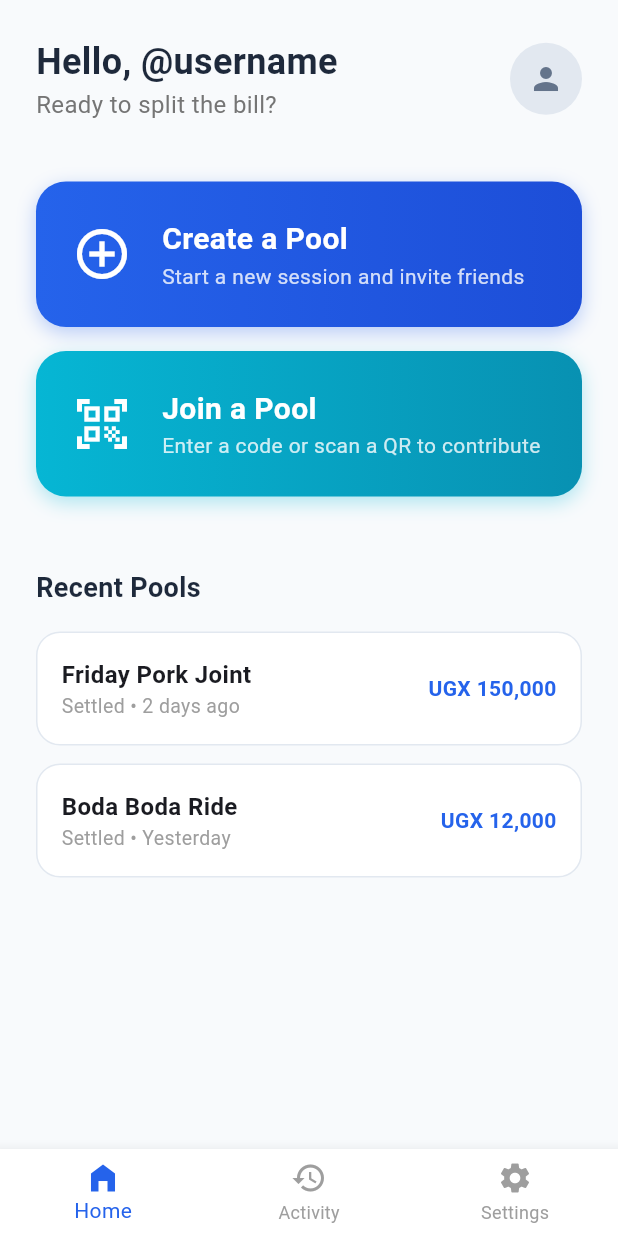
After one commit to KiwanukaGod/temamu, a Flutter app: the HomeScreen screen opened by its route, on a phone screen of 412 x 824 dp. The commit adds this screen. Run offline on Flutter 3.47's test engine with Material 3 defaults, Android fonts, the light colour scheme and no system bars.

Commit message:
Feat: Add home screen to the app and its navigation in the main.dart file.

```diff
--- /dev/null
+++ b/lib/features/auth/screens/home_screen.dart
@@ -0,0 +1,191 @@
+import 'package:flutter/material.dart';
+
+class HomeScreen extends StatelessWidget {
+  const HomeScreen({super.key});
+
+  @override
+  Widget build(BuildContext context) {
+    return Scaffold(
+      backgroundColor: const Color(0xFFF8FAFC), // Very light grey/blue background
+      body: SafeArea(
+        child: SingleChildScrollView(
+          padding: const EdgeInsets.symmetric(horizontal: 24.0),
+          child: Column(
+            crossAxisAlignment: CrossAxisAlignment.start,
+            children: [
+              const SizedBox(height: 24),
+              // 1. HEADER: Personalized Greeting
+              Row(
+                mainAxisAlignment: MainAxisAlignment.spaceBetween,
+                children: [
+                  Column(
+                    crossAxisAlignment: CrossAxisAlignment.start,
+                    children: [
+                      Text(
+                        "Hello, @username",
+                        style: TextStyle(
+                          fontSize: 24,
+                          fontWeight: FontWeight.bold,
+                          color: Color(0xFF1E293B),
+                        ),
+                      ),
+                      Text(
+                        "Ready to split the bill?",
+                        style: TextStyle(color: Colors.grey[600], fontSize: 16),
+                      ),
+                    ],
+                  ),
+                  const CircleAvatar(
+                    radius: 24,
+                    backgroundColor: Color(0xFFE2E8F0),
+                    child: Icon(Icons.person, color: Color(0xFF64748B)),
+                  ),
+                ],
+              ),
+              const SizedBox(height: 40),
+
+              // 2. MAIN ACTIONS: Create & Join
+              _buildMainActionCard(
+                context,
+                title: "Create a Pool",
+                subtitle: "Start a new session and invite friends",
+                icon: Icons.add_circle_outline,
+                gradient: const [Color(0xFF2563EB), Color(0xFF1D4ED8)],
+                onTap: () {
+                  // Navigate to Create Pool Flow later
+                },
+              ),
+              const SizedBox(height: 16),
+              _buildMainActionCard(
+                context,
+                title: "Join a Pool",
+                subtitle: "Enter a code or scan a QR to contribute",
+                icon: Icons.qr_code_scanner,
+                gradient: const [Color(0xFF06B6D4), Color(0xFF0891B2)],
+                onTap: () {
+                  // Navigate to Join Pool Flow later
+                },
+              ),
+
+              const SizedBox(height: 48),
+
+              // 3. RECENT ACTIVITY SECTION
+              const Text(
+                "Recent Pools",
+                style: TextStyle(
+                  fontSize: 18,
+                  fontWeight: FontWeight.bold,
+                  color: Color(0xFF1E293B),
+                ),
+              ),
+              const SizedBox(height: 16),
+
+              // Placeholder for a list of recent pools
+              _buildRecentPoolItem("Friday Pork Joint", "Settled • 2 days ago", "UGX 150,000"),
+              _buildRecentPoolItem("Boda Boda Ride", "Settled • Yesterday", "UGX 12,000"),
+
+              const SizedBox(height: 24),
+            ],
+          ),
+        ),
+      ),
+      // 4. BOTTOM NAVIGATION
+      bottomNavigationBar: BottomNavigationBar(
+        currentIndex: 0,
+        selectedItemColor: const Color(0xFF2563EB),
+        unselectedItemColor: Colors.grey,
+        items: const [
+          BottomNavigationBarItem(icon: Icon(Icons.home_filled), label: 'Home'),
+          BottomNavigationBarItem(icon: Icon(Icons.history), label: 'Activity'),
+          BottomNavigationBarItem(icon: Icon(Icons.settings), label: 'Settings'),
+        ],
+      ),
+    );
+  }
+
+  // Helper Widget for the large buttons
+  Widget _buildMainActionCard(
+    BuildContext context, {
+    required String title,
+    required String subtitle,
+    required IconData icon,
+    required List<Color> gradient,
+    required VoidCallback onTap,
+  }) {
+    return GestureDetector(
+      onTap: onTap,
+      child: Container(
+        width: double.infinity,
+        padding: const EdgeInsets.all(24),
+        decoration: BoxDecoration(
+          borderRadius: BorderRadius.circular(20),
+          gradient: LinearGradient(colors: gradient),
+          boxShadow: [
+            BoxShadow(
+              color: gradient[0].withOpacity(0.3),
+              blurRadius: 10,
+              offset: const Offset(0, 4),
+            ),
+          ],
+        ),
+        child: Row(
+          children: [
+            Icon(icon, color: Colors.white, size: 40),
+            const SizedBox(width: 20),
+            Expanded(
+              child: Column(
+                crossAxisAlignment: CrossAxisAlignment.start,
+                children: [
+                  Text(
+                    title,
+                    style: const TextStyle(
+                      color: Colors.white,
+                      fontSize: 20,
+                      fontWeight: FontWeight.bold,
+                    ),
+                  ),
+                  Text(
+                    subtitle,
+                    style: TextStyle(
+                      color: Colors.white.withOpacity(0.8),
+                      fontSize: 14,
+                    ),
+                  ),
+                ],
+              ),
+            ),
+          ],
+        ),
+      ),
+    );
+  }
+
+  // Helper Widget for the list items
+  Widget _buildRecentPoolItem(String title, String subtitle, String amount) {
+    return Container(
+      margin: const EdgeInsets.only(bottom: 12),
+      padding: const EdgeInsets.all(16),
+      decoration: BoxDecoration(
+        color: Colors.white,
+        borderRadius: BorderRadius.circular(16),
+        border: Border.all(color: const Color(0xFFE2E8F0)),
+      ),
+      child: Row(
+        mainAxisAlignment: MainAxisAlignment.spaceBetween,
+        children: [
+          Column(
+            crossAxisAlignment: CrossAxisAlignment.start,
+            children: [
+              Text(title, style: const TextStyle(fontWeight: FontWeight.bold, fontSize: 16)),
+              Text(subtitle, style: TextStyle(color: Colors.grey[500], fontSize: 13)),
+            ],
+          ),
+          Text(
+            amount,
+            style: const TextStyle(fontWeight: FontWeight.bold, color: Color(0xFF2563EB)),
+          ),
+        ],
+      ),
+    );
+  }
+}
--- a/lib/main.dart
+++ b/lib/main.dart
@@ -4,6 +4,7 @@ import 'package:flutter/material.dart';
 import 'features/auth/screens/splash_screen.dart';
 import 'features/auth/screens/login_screen.dart';
 import 'features/auth/screens/sign_up_screen.dart';
+import 'features/auth/screens/home_screen.dart';
 
 void main() {
   // We removed 'async' and 'Firebase' for now to keep things moving!
@@ -42,6 +43,7 @@ class TemamuApp extends StatelessWidget {
         '/': (context) => const SplashScreen(),
         '/login': (context) => const LoginScreen(),
         '/signup': (context) => const SignUpScreen(),
+        '/home': (context) => const HomeScreen(),
       },
     );
   }
```
